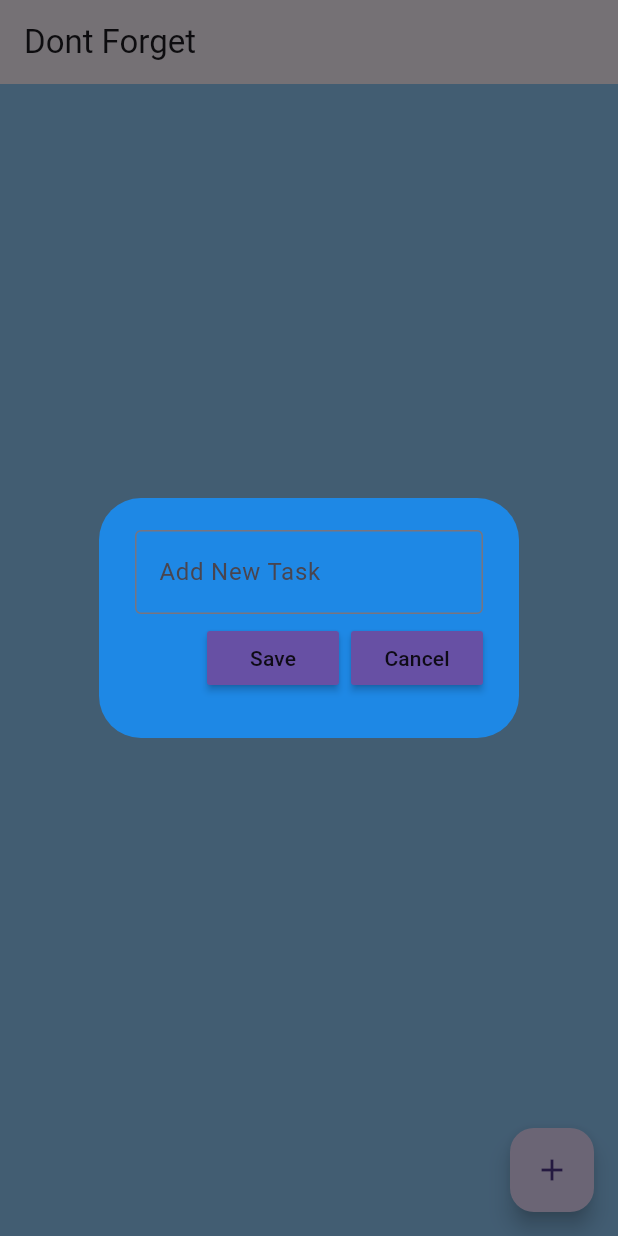
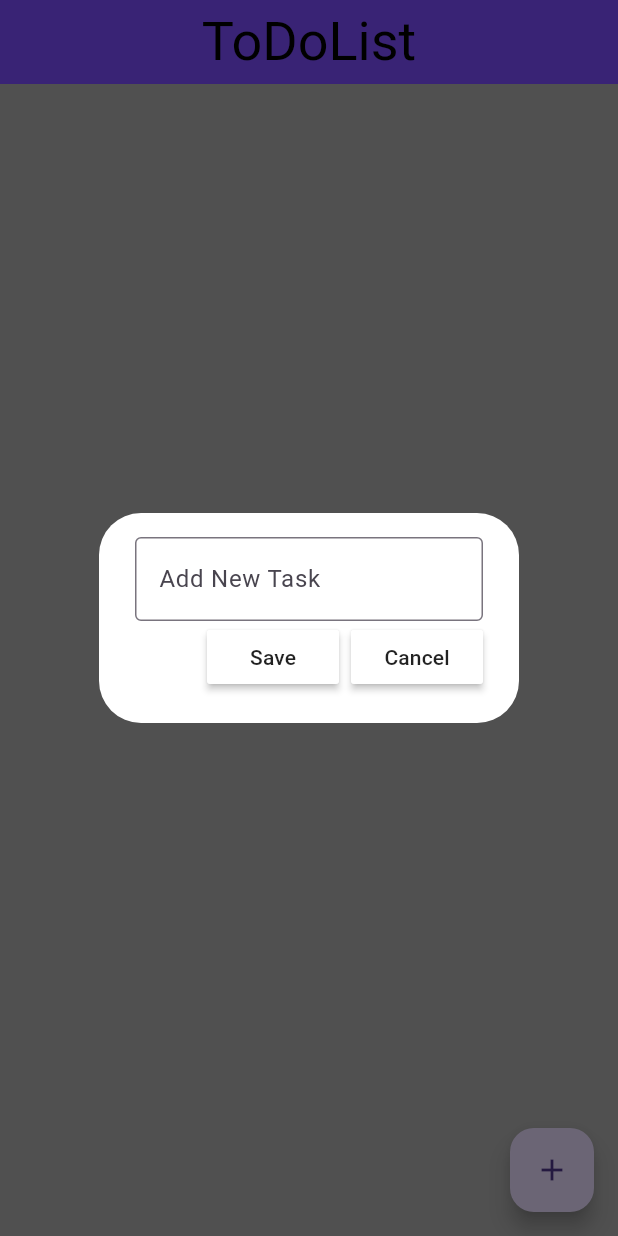
Before and after one commit to onurtavukcu/ToDoApp_Flutter, a Flutter app: the screen it shows after launch, after a tap on the "add" icon, on a phone screen of 412 x 824 dp. Run offline on Flutter 3.47's test engine with Material 3 defaults, Android fonts, the phone set to English and light mode, and no system bars; our stand-ins replace flutter_slidable, hive_flutter; accounts and stored records are empty.

Commit message:
todo and buylist added some error fix and create its own db for two page

```diff
--- /dev/null
+++ b/lib/Pages/BuyList.dart
@@ -0,0 +1,44 @@
+import 'package:flutter/material.dart';
+import 'package:flutter_application_1/Pages/HomePage.dart';
+import 'package:flutter_application_1/data/database.dart';
+
+class BuyList extends StatefulWidget {
+  String pageTitle;
+  String box;
+  String list;
+  BuildContext context;
+  ToDoDatabase db;
+  BuyList(this.pageTitle, this.box, this.list, this.context, this.db) {
+    pageTitle;
+    box;
+    list;
+    context;
+    super.key;
+    db;
+  }
+
+  @override
+  State<BuyList> createState() => _BuyList(pageTitle, box, list, context, db);
+}
+
+class _BuyList extends State<BuyList> {
+  late String pageTitles;
+  late String boxes;
+  late String lists;
+  late BuildContext contexts;
+  late ToDoDatabase dbs;
+
+  _BuyList(String title, String box, String list, BuildContext context,
+      ToDoDatabase db) {
+    pageTitles = title;
+    boxes = box;
+    lists = list;
+    contexts = context;
+    dbs = db;
+  }
+
+  @override
+  Widget build(BuildContext context) {
+    return new Homepage(pageTitles, boxes, lists, contexts, dbs);
+  }
+}
--- a/lib/Pages/HomePage.dart
+++ b/lib/Pages/HomePage.dart
@@ -5,24 +5,49 @@ import 'package:flutter_application_1/data/database.dart';
 import 'package:hive_flutter/hive_flutter.dart';
 
 class Homepage extends StatefulWidget {
-  Homepage() {
+  String pageTitle;
+  String boxName;
+  String list;
+  BuildContext contexts;
+  ToDoDatabase databases;
+
+  Homepage(
+      this.pageTitle, this.boxName, this.list, this.contexts, this.databases) {
+    pageTitle;
+    boxName;
+    list;
+    contexts;
+    databases;
     super.key;
   }
-
   @override
-  State<Homepage> createState() => _HomePageState();
+  State<Homepage> createState() =>
+      _HomePageState(pageTitle, boxName, list, contexts, databases);
 }
 
 class _HomePageState extends State<Homepage> {
-  final _mybox = Hive.box('mybox');
+  late String pageTitles;
+  late String boxNames;
+  late String lists;
+  late BuildContext relatedContext;
+  late ToDoDatabase db;
+
+  _HomePageState(String title, String boxName, String list,
+      BuildContext context, ToDoDatabase database) {
+    pageTitles = title;
+    boxNames = boxName;
+    lists = list;
+    relatedContext = context;
+    db = database;
+  }
 
   final _controller = TextEditingController();
 
-  ToDoDatabase db = ToDoDatabase();
-
   @override
   void initState() {
-    if (_mybox.get("TODOLIST") == null) {
+    final _mybox = Hive.box(boxNames);
+
+    if (_mybox.get(lists) == null) {
       db.crateInitialData();
     } else {
       db.loadData();
@@ -33,18 +58,23 @@ class _HomePageState extends State<Homepage> {
 
   void saveNewTask() {
     setState(() {
-      db.toDoList.add([_controller.text, false]);
+      if (!_controller.text.isEmpty) db.toDoList.add([_controller.text, false]);
       _controller.clear();
+      db.updateDatabase();
     });
     Navigator.of(context).pop();
-    db.updateDatabase();
+  }
+
+  void cancelButton() {
+    Navigator.of(context).pop();
+    _controller.text = "";
   }
 
   void createNewTask() {
     // debugPrint('data: $isActive');
     showDialog(
         context: context,
-        builder: (context) {
+        builder: (relatedContext) {
           return DialogBox(
             controller: _controller,
             onSave: saveNewTask,
@@ -52,11 +82,6 @@ class _HomePageState extends State<Homepage> {
           );
         });
     db.updateDatabase();
-  }
-
-  void cancelButton() {
-    Navigator.of(context).pop();
-    _controller.text = "";
   }
 
   void deleteTask(int index) {
@@ -69,9 +94,17 @@ class _HomePageState extends State<Homepage> {
   @override
   Widget build(BuildContext context) {
     return Scaffold(
-        backgroundColor: Colors.blue[200],
+        backgroundColor: Color.fromARGB(255, 174, 174, 174),
         appBar: AppBar(
-          title: const Text("Dont Forget"),
+          backgroundColor: Colors.deepPurpleAccent,
+          title: Text(
+            pageTitles,
+            style: TextStyle(color: Colors.black, fontSize: 36),
+          ),
+          centerTitle: true,
+          leading: Padding(
+            padding: EdgeInsets.only(left: 12),
+          ),
         ),
         floatingActionButton: FloatingActionButton(
           onPressed: createNewTask,
@@ -83,7 +116,7 @@ class _HomePageState extends State<Homepage> {
             return ToDoTile(
               taskName: db.toDoList[index][0],
               taskCompleted: db.toDoList[index][1],
-              deleteFunction: (context) => deleteTask(index),
+              deleteFunction: (relatedContext) => deleteTask(index),
             );
           },
         ));
--- /dev/null
+++ b/lib/Pages/ToDoList.dart
@@ -0,0 +1,45 @@
+import 'package:flutter/material.dart';
+import 'package:flutter_application_1/Pages/HomePage.dart';
+import 'package:flutter_application_1/data/database.dart';
+
+class ToDoList extends StatefulWidget {
+  String pageTitle;
+  String box;
+  String list;
+  BuildContext context;
+  ToDoDatabase db;
+
+  ToDoList(this.pageTitle, this.box, this.list, this.context, this.db) {
+    pageTitle;
+    box;
+    list;
+    context;
+    db;
+    super.key;
+  }
+
+  @override
+  State<ToDoList> createState() => _ToDoList(pageTitle, box, list, context, db);
+}
+
+class _ToDoList extends State<ToDoList> {
+  late String pageTitles;
+  late String boxes;
+  late String lists;
+  late BuildContext contexts;
+  late ToDoDatabase dbs;
+
+  _ToDoList(String title, String box, String list, BuildContext context,
+      ToDoDatabase db) {
+    pageTitles = title;
+    boxes = box;
+    lists = list;
+    contexts = context;
+    dbs = db;
+  }
+
+  @override
+  Widget build(BuildContext context) {
+    return new Homepage(pageTitles, boxes, lists, contexts, dbs);
+  }
+}
--- a/lib/Pages/ToDoTile.dart
+++ b/lib/Pages/ToDoTile.dart
@@ -15,7 +15,7 @@ class ToDoTile extends StatelessWidget {
   @override
   Widget build(BuildContext context) {
     return Padding(
-      padding: const EdgeInsets.only(left: 25, right: 25, top: 25),
+      padding: const EdgeInsets.only(left: 15, right: 15, top: 8, bottom: 5),
       child: Slidable(
         endActionPane: ActionPane(
           motion: StretchMotion(),
@@ -29,18 +29,15 @@ class ToDoTile extends StatelessWidget {
           ],
         ),
         child: Container(
-          padding: EdgeInsets.all(24),
+          padding: EdgeInsets.only(left: 25, right: 10, top: 5, bottom: 5),
           decoration: BoxDecoration(
-            color: Colors.blue,
+            color: Colors.black,
             borderRadius: BorderRadius.circular(20),
           ),
+          height: 40,
           child: Row(
             children: [
-              Text(taskName,
-                  style: TextStyle(
-                      decoration: taskCompleted
-                          ? TextDecoration.lineThrough
-                          : TextDecoration.none)),
+              Text(taskName, style: TextStyle(color: Colors.white)),
             ],
           ),
         ),
--- a/lib/Pages/dialogBox.dart
+++ b/lib/Pages/dialogBox.dart
@@ -16,9 +16,9 @@ class DialogBox extends StatelessWidget {
   @override
   Widget build(BuildContext context) {
     return AlertDialog(
-        backgroundColor: Colors.blue[600],
+        backgroundColor: Colors.white,
         content: Container(
-          height: 120,
+          height: 100,
           child: Column(
             mainAxisAlignment: MainAxisAlignment.spaceEvenly,
             children: [
--- a/lib/Pages/myButton.dart
+++ b/lib/Pages/myButton.dart
@@ -1,4 +1,5 @@
 import 'package:flutter/material.dart';
+import 'package:flutter/widgets.dart';
 
 class MyButton extends StatelessWidget {
   final String text;
@@ -13,8 +14,9 @@ class MyButton extends StatelessWidget {
   @override
   Widget build(BuildContext context) {
     return MaterialButton(
-        onPressed: onPressed,
-        color: Theme.of(context).primaryColor,
-        child: Text(text));
+      onPressed: onPressed,
+      color: Colors.white,
+      child: Text(text),
+    );
   }
 }
--- a/lib/data/database.dart
+++ b/lib/data/database.dart
@@ -1,9 +1,16 @@
 import 'package:hive_flutter/hive_flutter.dart';
 
 class ToDoDatabase {
+  String boxName;
+  String listName;
+  late Box<dynamic> _myBox;
+
+  ToDoDatabase(this.boxName, this.listName) {
+    boxName;
+    listName;
+    _myBox = Hive.box(boxName);
+  }
   List toDoList = [];
-
-  final _myBox = Hive.box('mybox');
 
   void crateInitialData() {
     List toDoList = [
@@ -13,10 +20,10 @@ class ToDoDatabase {
   }
 
   void loadData() {
-    toDoList = _myBox.get("TODOLIST");
+    toDoList = _myBox.get(listName) ?? [];
   }
 
   void updateDatabase() {
-    _myBox.put("TODOLIST", toDoList);
+    _myBox.put(boxName, listName);
   }
 }
--- a/lib/main.dart
+++ b/lib/main.dart
@@ -1,11 +1,14 @@
 import 'package:flutter/material.dart';
-import 'package:flutter_application_1/Pages/HomePage.dart';
+import 'package:flutter_application_1/Pages/BuyList.dart';
+import 'package:flutter_application_1/Pages/ToDoList.dart';
+import 'package:flutter_application_1/data/database.dart';
 import 'package:hive_flutter/hive_flutter.dart';
 
 void main() async {
   await Hive.initFlutter();
 
-  var box = await Hive.openBox('mybox');
+  var todoBox = await Hive.openBox('todoBox');
+  var buyBox = await Hive.openBox('buyBox');
 
   runApp(const MyApp());
 }
@@ -18,8 +21,13 @@ class MyApp extends StatelessWidget {
   Widget build(BuildContext context) {
     return MaterialApp(
       debugShowCheckedModeBanner: false,
-      title: 'Flutter Demo',
-      home: Homepage(),
+      title: 'ObburApp',
+      home: PageView(scrollDirection: Axis.horizontal, children: [
+        ToDoList("ToDoList", "todoBox", "toDoList", context,
+            new ToDoDatabase("todoBox", "buyList")),
+        BuyList("BuyList", "buyBox", "buyList", context,
+            new ToDoDatabase("buyBox", "buyList")),
+      ]),
       theme: ThemeData(primarySwatch: Colors.red),
     );
   }
```
Also changed, not shown: pubspec.yaml (+6 -2 lines), lib/Pages/dficon.png (deleted), pubspec.lock, 1 other file.
